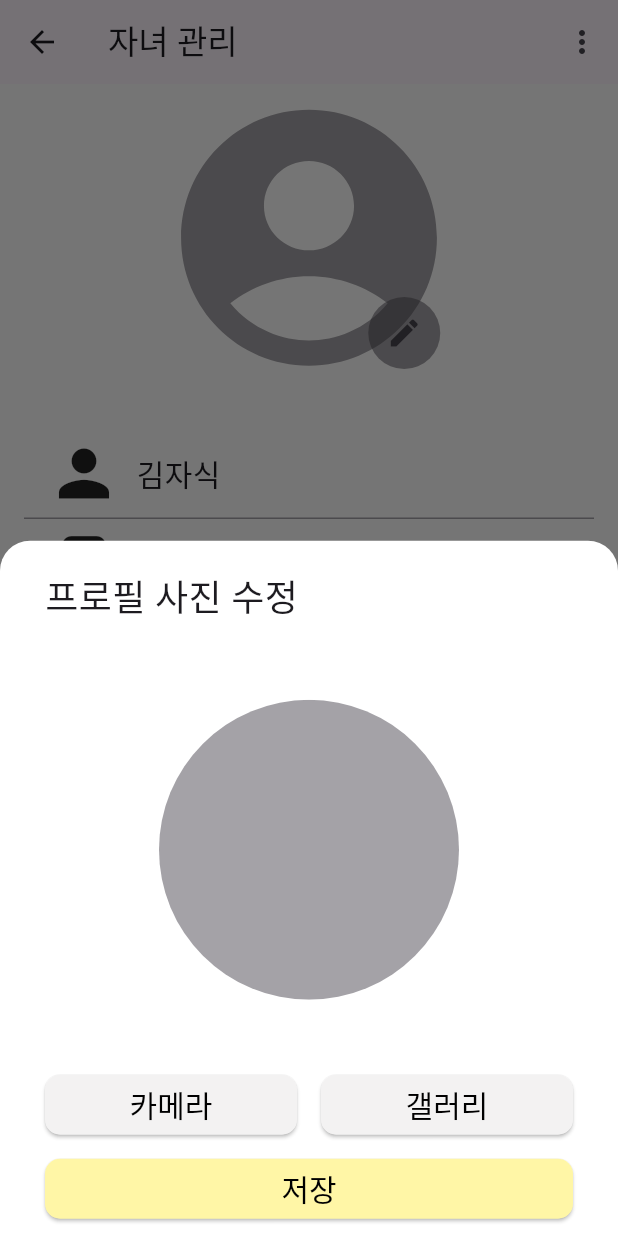
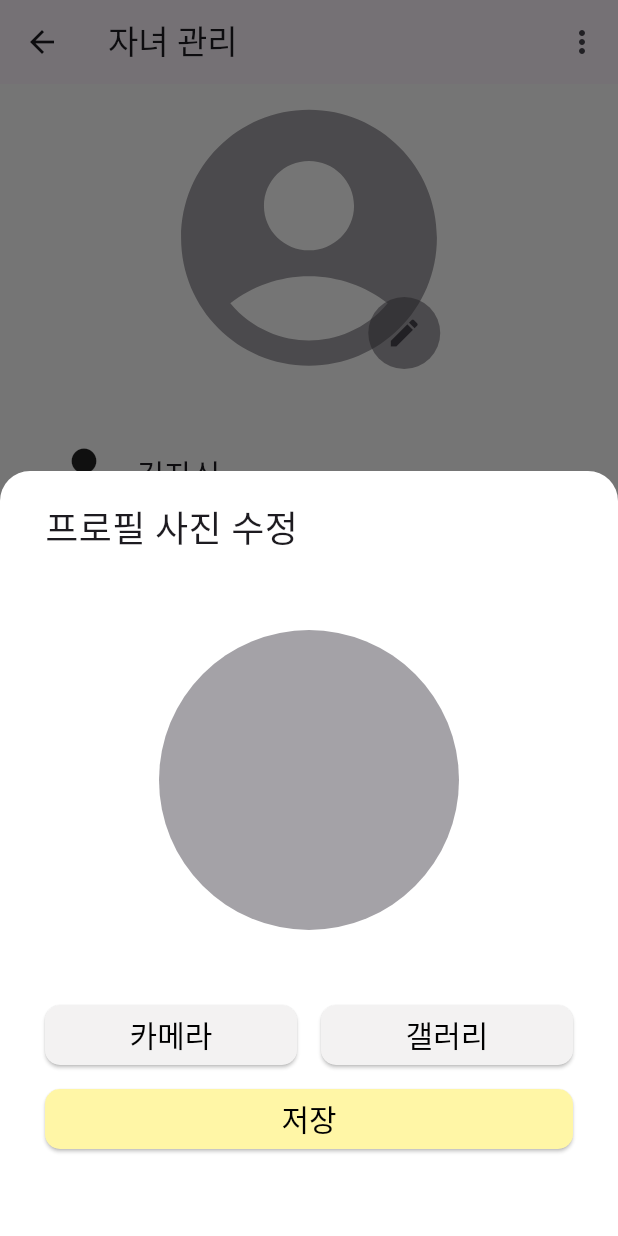
Before and after one commit to wondreaming/icecream, a Flutter app: the ChildScreen screen opened by its route, after a tap on the "edit" icon, on a phone screen of 412 x 824 dp. Run offline on Flutter 3.47's test engine with Material 3 defaults, Android fonts, the phone set to English and light mode, and no system bars; our stand-ins replace dio, firebase_core, firebase_messaging, flutter_dotenv, flutter_local_notifications, go_router and 1 more; missing offline and left inert: android_id, kakao_map_plugin; accounts and stored records are empty; Roboto replaces fonts that are missing (GmarketSans); statements that could not run were skipped.

```diff
--- a/FE/icecream/lib/setting/screen/children_screen.dart
+++ b/FE/icecream/lib/setting/screen/children_screen.dart
@@ -29,7 +29,7 @@ class ChildrenScreen extends StatelessWidget {
             ),
             AddContainer(
               mention: '자녀를 추가해주세요',
-              onPressed: () {},
+              onPressed: () {}, //QR로 이동하는 go_router 작성
             ),
           ],
         ),
--- a/FE/icecream/lib/setting/widget/custom_modal.dart
+++ b/FE/icecream/lib/setting/widget/custom_modal.dart
@@ -3,17 +3,50 @@ import 'package:icecream/com/const/color.dart';
 import 'package:icecream/setting/widget/custom_elevated_button.dart';
 import 'package:icecream/setting/widget/custom_text_field.dart';
 
-void customModal(BuildContext context, String title, Widget body) {
+class CustomModal extends StatelessWidget {
+  final String title;
+  final Widget body;
+  final double height;
+
+  const CustomModal({
+    super.key,
+    required this.title,
+    required this.body,
+    required this.height,
+  });
+
+  @override
+  Widget build(BuildContext context) {
+    // 키보드가 열릴 때 바닥 부분의 높이를 동적으로 얻기 위해 MediaQuery를 사용
+    double bottomInset = MediaQuery.of(context).viewInsets.bottom;
+    return Container(
+      height: height + bottomInset,
+      width: double.infinity,
+      margin: EdgeInsets.symmetric(horizontal: 30.0, vertical: 20.0),
+      child: Column(
+        crossAxisAlignment: CrossAxisAlignment.start,
+        children: [
+          Text(
+            title,
+            style: TextStyle(
+              fontFamily: 'GmarketSans',
+              fontSize: 24.0,
+              fontWeight: FontWeight.w400,
+            ),
+          ),
+          Expanded(child: body),
+        ],
+      ),
+    );
+  }
+}
+
+// 외부에서 이 함수를 호출하여 모달을 표시합니다.
+void showCustomModal(BuildContext context, String title, Widget body, double height) {
   showModalBottomSheet(
       context: context,
-      builder: (context) {
-        return Container(
-          width: double.infinity,
-          child: _CustomModalContent(
-            title: title,
-            body: body,
-          ),
-        );
+      builder: (BuildContext context) {
+        return CustomModal(title: title, body: body, height: height);
       },
       backgroundColor: AppColors.background_color,
       shape: RoundedRectangleBorder(
@@ -22,34 +55,7 @@ void customModal(BuildContext context, String title, Widget body) {
           topLeft: Radius.circular(20),
         ),
       ),
-      isScrollControlled: false, // modal의 최대 높이가 전체 화면의 1/2
-      barrierLabel:
-          "이제 모달이 열려 있어서 화면이 더 어두워졌습니다. 이 메뉴를 닫을 때까지 앱의 나머지 부분을 터치할 수 없습니다." // 시각 장애인을 위한 안내 멘트
-      );
+      isScrollControlled: true,
+      barrierLabel: "이제 모달이 열려 있어서 화면이 더 어두워졌습니다. 이 메뉴를 닫을 때까지 앱의 나머지 부분을 터치할 수 없습니다."
+  );
 }
-
-class _CustomModalContent extends StatelessWidget {
-  final String title;
-  final Widget body;
-  const _CustomModalContent({
-    super.key,
-    required this.title,
-    required this.body,
-  });
-
-  @override
-  Widget build(BuildContext context) {
-    return Container(
-      margin: EdgeInsets.symmetric(horizontal: 30.0, vertical: 20.0),
-      child: Column(
-        crossAxisAlignment: CrossAxisAlignment.start,
-        children: [
-          Text(title, style: TextStyle(fontFamily: 'GmarketSans',
-            fontSize: 24.0,
-            fontWeight: FontWeight.w400,),),
-          body,
-        ],
-      ),
-    );
-  }
-}
--- a/FE/icecream/lib/setting/widget/profile_image.dart
+++ b/FE/icecream/lib/setting/widget/profile_image.dart
@@ -72,7 +72,7 @@ class _ProfileImageState extends State<ProfileImage> {
               child: IconButton(
                 icon: Icon(Icons.edit),
                 onPressed: () {
-                  customModal(
+                  showCustomModal(
                     context,
                     '프로필 사진 수정',
                     Column(
@@ -88,6 +88,7 @@ class _ProfileImageState extends State<ProfileImage> {
                         ),
                       ],
                     ),
+                    470.0,
                   );
                 },
               ),
```
Also changed, not shown: FE/icecream/lib/setting/screen/child_screen.dart (+27 -9 lines), FE/icecream/lib/setting/screen/my_page.dart (+50 -9 lines), FE/icecream/lib/setting/widget/custom_show_dialog.dart (added, +50 -0 lines).
